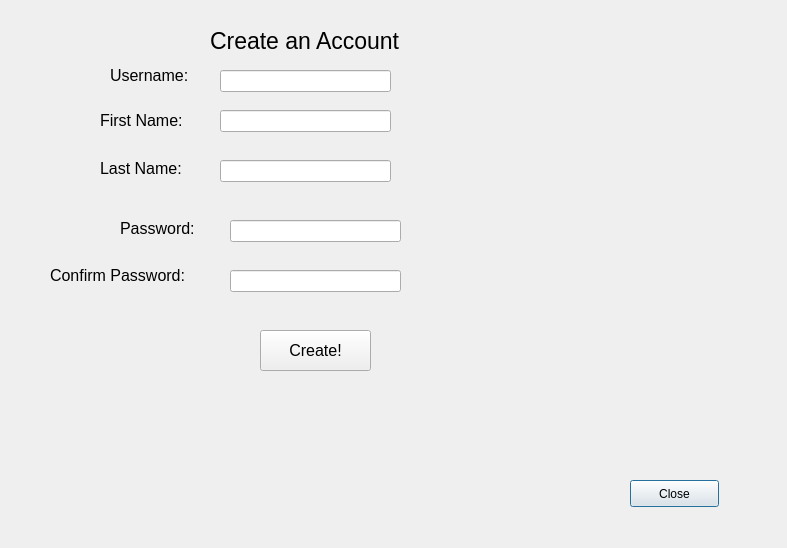
Before: the Qt Designer form newuserwindow.ui in Nicholas-LeBoeuf/RemoteWorkouts, drawn with Qt 5.
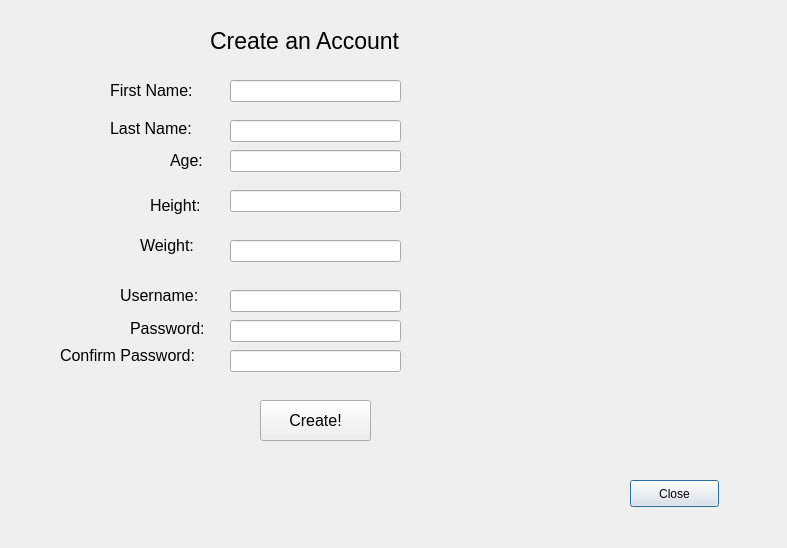
After: the same form once the commit is applied.

```diff
--- a/newuserwindow.ui
+++ b/newuserwindow.ui
@@ -34,8 +34,8 @@
   <widget class="QLabel" name="FName">
    <property name="geometry">
     <rect>
-     <x>100</x>
-     <y>110</y>
+     <x>110</x>
+     <y>80</y>
      <width>111</width>
      <height>21</height>
     </rect>
@@ -52,8 +52,8 @@
   <widget class="QLabel" name="LName">
    <property name="geometry">
     <rect>
-     <x>100</x>
-     <y>160</y>
+     <x>110</x>
+     <y>120</y>
      <width>101</width>
      <height>16</height>
     </rect>
@@ -67,11 +67,47 @@
     <string>Last Name:</string>
    </property>
   </widget>
+  <widget class="QLabel" name="ageInput">
+   <property name="geometry">
+    <rect>
+     <x>170</x>
+     <y>150</y>
+     <width>41</width>
+     <height>21</height>
+    </rect>
+   </property>
+   <property name="font">
+    <font>
+     <pointsize>12</pointsize>
+    </font>
+   </property>
+   <property name="text">
+    <string>Age:</string>
+   </property>
+  </widget>
+  <widget class="QLabel" name="Height">
+   <property name="geometry">
+    <rect>
+     <x>150</x>
+     <y>190</y>
+     <width>81</width>
+     <height>31</height>
+    </rect>
+   </property>
+   <property name="font">
+    <font>
+     <pointsize>12</pointsize>
+    </font>
+   </property>
+   <property name="text">
+    <string>Height: </string>
+   </property>
+  </widget>
   <widget class="QLabel" name="Username">
    <property name="geometry">
     <rect>
-     <x>110</x>
-     <y>60</y>
+     <x>120</x>
+     <y>280</y>
      <width>91</width>
      <height>31</height>
     </rect>
@@ -88,8 +124,8 @@
   <widget class="QLabel" name="Password">
    <property name="geometry">
     <rect>
-     <x>120</x>
-     <y>220</y>
+     <x>130</x>
+     <y>320</y>
      <width>101</width>
      <height>16</height>
     </rect>
@@ -106,8 +142,8 @@
   <widget class="QLabel" name="ConfirmPw">
    <property name="geometry">
     <rect>
-     <x>50</x>
-     <y>260</y>
+     <x>60</x>
+     <y>340</y>
      <width>171</width>
      <height>31</height>
     </rect>
@@ -124,8 +160,8 @@
   <widget class="QLineEdit" name="FNameInput">
    <property name="geometry">
     <rect>
-     <x>220</x>
-     <y>110</y>
+     <x>230</x>
+     <y>80</y>
      <width>171</width>
      <height>22</height>
     </rect>
@@ -134,8 +170,28 @@
   <widget class="QLineEdit" name="LNameInput">
    <property name="geometry">
     <rect>
-     <x>220</x>
-     <y>160</y>
+     <x>230</x>
+     <y>120</y>
+     <width>171</width>
+     <height>22</height>
+    </rect>
+   </property>
+  </widget>
+  <widget class="QLineEdit" name="AgeInput">
+   <property name="geometry">
+    <rect>
+     <x>230</x>
+     <y>150</y>
+     <width>171</width>
+     <height>22</height>
+    </rect>
+   </property>
+  </widget>
+  <widget class="QLineEdit" name="HeightInput">
+   <property name="geometry">
+    <rect>
+     <x>230</x>
+     <y>190</y>
      <width>171</width>
      <height>22</height>
     </rect>
@@ -144,8 +200,8 @@
   <widget class="QLineEdit" name="UsernameInput">
    <property name="geometry">
     <rect>
-     <x>220</x>
-     <y>70</y>
+     <x>230</x>
+     <y>290</y>
      <width>171</width>
      <height>22</height>
     </rect>
@@ -155,27 +211,21 @@
    <property name="geometry">
     <rect>
      <x>230</x>
-     <y>220</y>
+     <y>320</y>
      <width>171</width>
      <height>22</height>
     </rect>
    </property>
-   <property name="echoMode">
-    <enum>QLineEdit::Password</enum>
-   </property>
   </widget>
   <widget class="QLineEdit" name="ConfirmPwInput">
    <property name="geometry">
     <rect>
      <x>230</x>
-     <y>270</y>
+     <y>350</y>
      <width>171</width>
      <height>22</height>
     </rect>
    </property>
-   <property name="echoMode">
-    <enum>QLineEdit::Password</enum>
-   </property>
   </widget>
   <widget class="QPushButton" name="pushButton_2">
    <property name="geometry">
@@ -190,11 +240,39 @@
     <string>Close</string>
    </property>
   </widget>
+  <widget class="QLabel" name="Weight">
+   <property name="geometry">
+    <rect>
+     <x>140</x>
+     <y>230</y>
+     <width>81</width>
+     <height>31</height>
+    </rect>
+   </property>
+   <property name="font">
+    <font>
+     <pointsize>12</pointsize>
+    </font>
+   </property>
+   <property name="text">
+    <string>Weight:</string>
+   </property>
+  </widget>
+  <widget class="QLineEdit" name="WeightInput">
+   <property name="geometry">
+    <rect>
+     <x>230</x>
+     <y>240</y>
+     <width>171</width>
+     <height>22</height>
+    </rect>
+   </property>
+  </widget>
   <widget class="QPushButton" name="CreateButton">
    <property name="geometry">
     <rect>
      <x>260</x>
-     <y>330</y>
+     <y>400</y>
      <width>111</width>
      <height>41</height>
     </rect>
```
